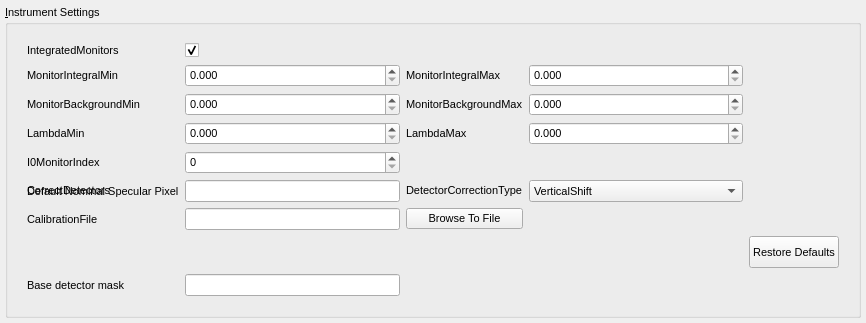
Above: qt/scientific_interfaces/ISISReflectometry/GUI/Instrument/InstrumentWidget.ui from mantidproject/mantid before the change. Below: the same form after it.
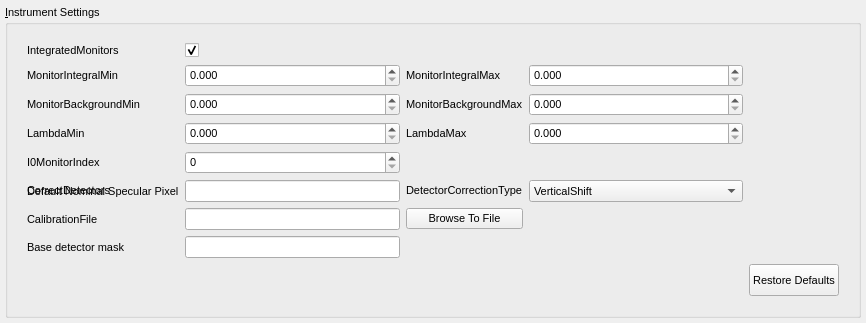
That is the form after the change.

```diff
--- a/qt/scientific_interfaces/ISISReflectometry/GUI/Instrument/InstrumentWidget.ui
+++ b/qt/scientific_interfaces/ISISReflectometry/GUI/Instrument/InstrumentWidget.ui
@@ -386,13 +386,13 @@
           <layout class="QHBoxLayout" name="getInstDefaultsButtonLayout"/>
          </widget>
         </item>
-        <item row="10" column="0">
+        <item row="8" column="0">
          <widget class="QLabel" name="baseDetectorMaskLabel">
           <property name="text"><string>Base detector mask</string></property>
           <property name="toolTip"><string>Detectors specified are always masked for relevant workspaces</string></property>
          </widget>
         </item>
-        <item row="10" column="1">
+        <item row="8" column="1">
          <widget class="QLineEdit" name="baseDetectorMaskEdit"/>
         </item>
         <item row="7" column="0">
```
Left out of the diff: 2 changed lines with no effect on the pictures.
